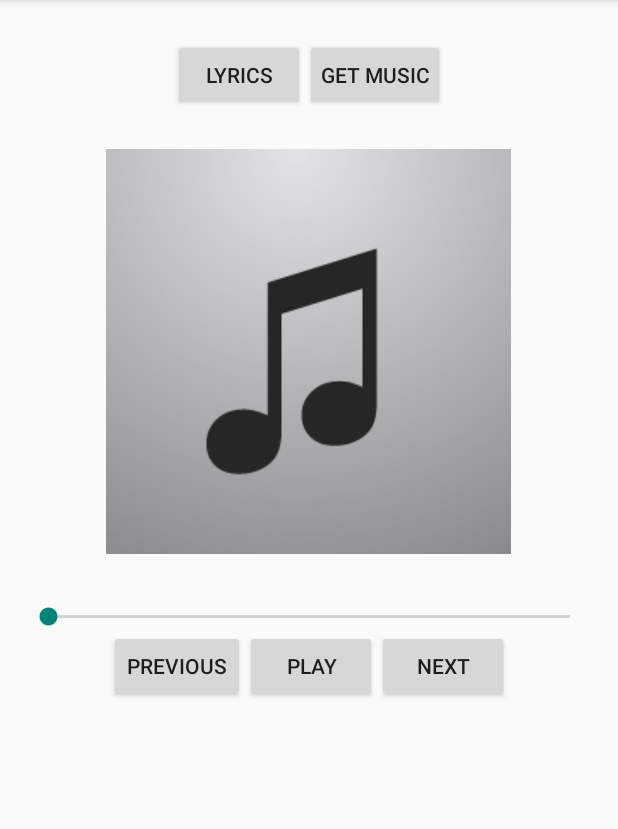
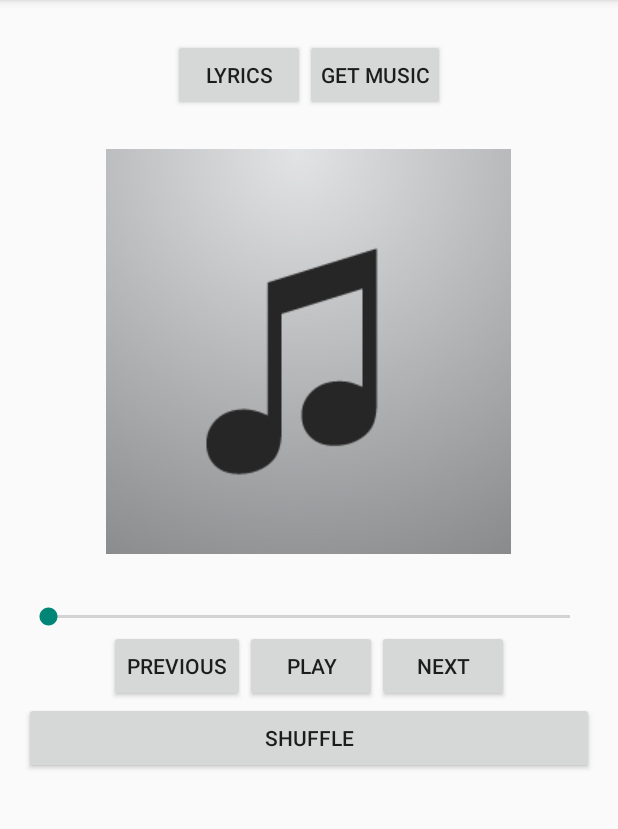
Before and after one commit to mcrazy20/musicPlayer, an Android app: the screen it shows after launch (MainActivity), on a phone screen of 412 x 824 dp, the part 84-913 px from its top. Run offline under Robolectric (Android 15) with nearby library versions, the phone set to English and light mode, and no system bars; 1 statement that could not run was skipped.

Commit message:
Shuffle works except for previous

```diff
--- a/app/src/main/res/layout/activity_main.xml
+++ b/app/src/main/res/layout/activity_main.xml
@@ -99,5 +99,16 @@
             android:onClick="nextSong"
             />
         </LinearLayout>
+    <LinearLayout
+        android:layout_width="fill_parent"
+        android:layout_height="wrap_content"
+        android:orientation="horizontal">
+        <Button
+            android:id="@+id/shuffleButton"
+            android:layout_width="fill_parent"
+            android:layout_height="wrap_content"
+            android:text="Shuffle"
+            android:onClick="shuffleSongs"/>
+        </LinearLayout>
 
 </LinearLayout>
```
Also changed, not shown: app/src/main/java/com/example/jeff/musicplayer/MainActivity.java (+34 -10 lines).
